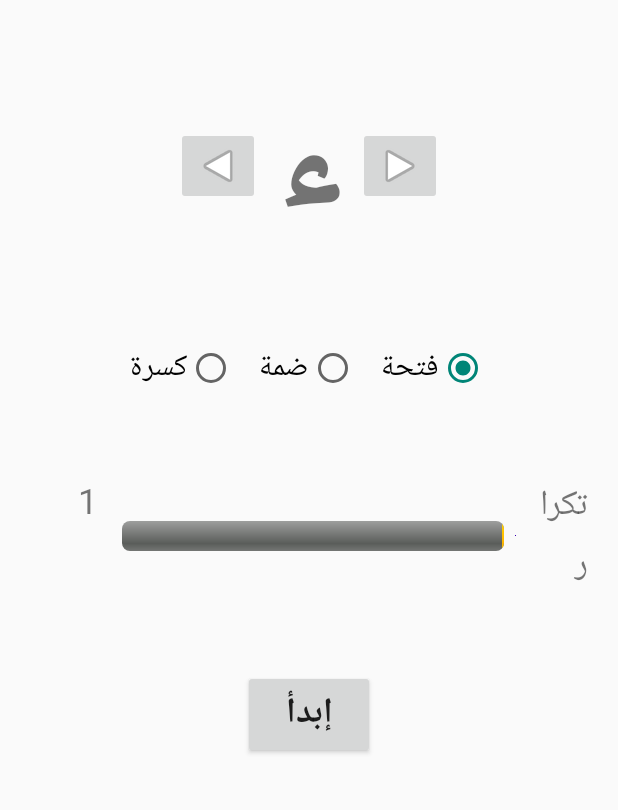
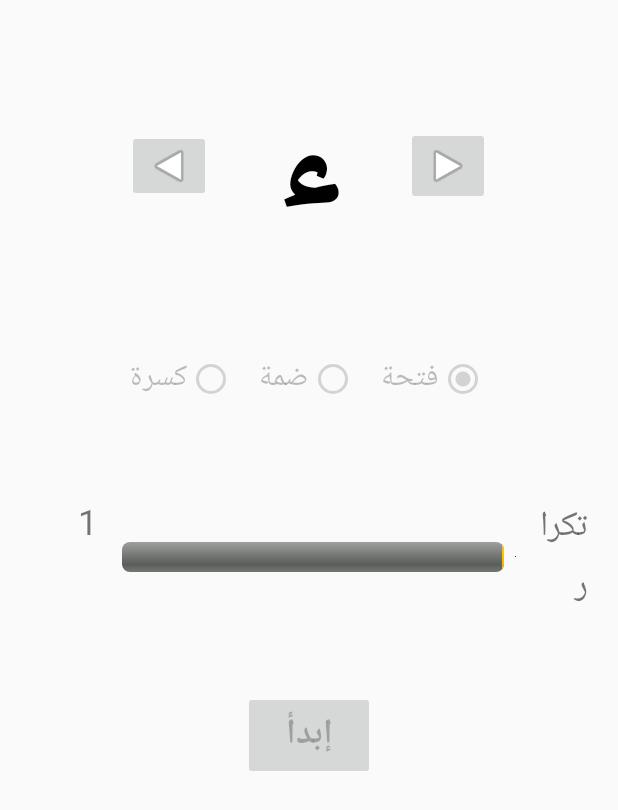
Before and after one commit to aminokha/warch33, an Android app: the Main2Activity screen opened directly, with no data from a screen before it, after a tap on "إبدأ", on a phone screen of 412 x 824 dp. Shown: the top 810 px of the screen. Run offline under Robolectric (Android 15) with nearby library versions, the phone set to English and light mode, and no system bars.

Commit message:
2 commit

```diff
--- a/app/src/main/java/com/example/myapplication2/Main2Activity.java
+++ b/app/src/main/java/com/example/myapplication2/Main2Activity.java
@@ -2,12 +2,22 @@ package com.example.myapplication2;
 
 import android.media.AudioAttributes;
 import android.media.MediaPlayer;
-import android.media.SoundPool;
+import android.net.Uri;
 import android.os.Bundle;
 import android.view.View;
+import android.widget.Button;
+import android.widget.RadioButton;
+import android.widget.RadioGroup;
 import android.widget.SeekBar;
 import android.widget.TextView;
 import android.widget.Toast;
+
+import java.io.DataInputStream;
+import java.io.FileInputStream;
+import java.io.FileOutputStream;
+import java.io.IOException;
+import java.io.InputStream;
+import java.text.StringCharacterIterator;
 
 import androidx.appcompat.app.AppCompatActivity;
 
@@ -17,6 +27,11 @@ public class Main2Activity extends AppCompatActivity {
     TextView repeat;
     TextView harf;
     MediaPlayer mediaPlayer;
+    RadioButton radioButtonFatha;
+    RadioButton radioButtonThama;
+    RadioButton radioButtonKasra;
+    Button playButton;
+    StringCharacterIterator stringCharacterIterator;
 
 
     @Override
@@ -31,10 +46,17 @@ public class Main2Activity extends AppCompatActivity {
         setContentView(R.layout.activity_main2);
         repeat = findViewById(R.id.repeat);
         harf = findViewById(R.id.harf);
-        mediaPlayer = MediaPlayer.create(this.getApplicationContext(), R.raw.sound1);
+        playButton = findViewById(R.id.playButton);
+        radioButtonFatha = findViewById(R.id.radioButtonFatha);
+        radioButtonThama = findViewById(R.id.radioButtonThama);
+        radioButtonKasra = findViewById(R.id.radioButtonKasra);
+        mediaPlayer = MediaPlayer.create(this.getApplicationContext(), R.raw.hamza_fatha);
         seekBar = findViewById(R.id.seekBar);
+
+        stringCharacterIterator = new StringCharacterIterator("ءبتثجحخدذرزسشصضطظعغفقكلمنهوي");
+
+
         seekBar.setOnSeekBarChangeListener(new SeekBar.OnSeekBarChangeListener() {
-
             @Override
             public void onStopTrackingTouch(SeekBar seekBar) {
                 // TODO Auto-generated method stub
@@ -51,30 +73,80 @@ public class Main2Activity extends AppCompatActivity {
             }
         });
 
-        mediaPlayer.setOnCompletionListener(mp -> {
+        mediaPlayer.setOnCompletionListener(this::repeat);
+
+    }
+
+    private void repeat(MediaPlayer mp) {
         int progress = seekBar.getProgress();
         if (progress > 0) {
             seekBar.setProgress(progress - 1);
             mp.start();
         } else {
             seekBar.setEnabled(true);
+            playButton.setEnabled(true);
+            radioButtonFatha.setEnabled(true);
+            radioButtonThama.setEnabled(true);
+            radioButtonKasra.setEnabled(true);
         }
-
-        });
     }
 
     private void checkWhatSound() {
-        Character ch = harf.getText().charAt(0);
-        System.out.println((int) ch);//1569
+//        Character ch = harf.getText().charAt(0);
+//        System.out.println((int) ch);//1569
+        String harfString = harf.getText().toString();
+//        RadioButton radio_checked = (RadioButton) radioGroup.getiChildAt(radioGroup.getCheckedRadioButtonId());
+        switch (harfString) {
+            case "ء": {
+                if (radioButtonFatha.isChecked()) {
+                    mediaPlayer = MediaPlayer.create(this, R.raw.hamza_fatha);
+                } else if (radioButtonThama.isChecked()) {
+                    mediaPlayer = MediaPlayer.create(this, R.raw.hamza_thama);
+                } else {
+                    mediaPlayer = MediaPlayer.create(this, R.raw.hamza_thama);
+                }
+                break;
+            }
+            case "ب": {
 
+            }
+            case "ت": {
 
+            }
+            case "ث": {
+
+            }
+
+            default: {
+            }
+        }
+        mediaPlayer.setOnCompletionListener(this::repeat);
     }
 
     public void play(View view) {
         checkWhatSound();
         seekBar.setEnabled(false);
+        playButton.setEnabled(false);
+        radioButtonFatha.setEnabled(false);
+        radioButtonThama.setEnabled(false);
+        radioButtonKasra.setEnabled(false);
         mediaPlayer.start();
     }
 
 
+    public void nextHarf(View view) {
+        if (stringCharacterIterator.getIndex() < stringCharacterIterator.getEndIndex() - 1) {
+            char c = stringCharacterIterator.next();
+            String ch = String.valueOf(c);
+            harf.setText(ch);
         }
+    }
+
+    public void previousHarf(View view) {
+        if (stringCharacterIterator.getIndex() > stringCharacterIterator.getBeginIndex()) {
+            char c = stringCharacterIterator.previous();
+            String ch = String.valueOf(c);
+            harf.setText(ch);
+        }
+    }
+}
--- a/app/src/main/java/com/example/myapplication2/MainActivity.java
+++ b/app/src/main/java/com/example/myapplication2/MainActivity.java
@@ -19,4 +19,9 @@ public class MainActivity extends AppCompatActivity {
 
 
     }
+
+    public void goToSouar(View view) {
+        Intent intent = new Intent(this, Main3Activity.class);
+        startActivity(intent);
+    }
 }
--- a/app/src/main/res/layout/activity_main.xml
+++ b/app/src/main/res/layout/activity_main.xml
@@ -70,5 +70,6 @@
         app:layout_constraintBottom_toBottomOf="parent"
         app:layout_constraintStart_toStartOf="parent"
         app:layout_constraintTop_toTopOf="parent"
-        app:layout_constraintVertical_bias="0.319" />
+        app:layout_constraintVertical_bias="0.319"
+        android:onClick="goToSouar"/>
 </androidx.constraintlayout.widget.ConstraintLayout>
--- a/app/src/main/res/layout/activity_main2.xml
+++ b/app/src/main/res/layout/activity_main2.xml
@@ -28,20 +28,22 @@
         <ImageButton
             android:id="@+id/imageButton"
             android:layout_width="wrap_content"
-            android:layout_height="wrap_content"
+            android:layout_height="48dp"
             android:layout_marginHorizontal="10dp"
+            android:contentDescription="next letre"
+            android:rotation="180"
             app:srcCompat="@android:drawable/ic_media_play"
             tools:layout_editor_absoluteX="80dp"
             tools:layout_editor_absoluteY="178dp"
-            android:rotation="180"
-            tools:rotationX="50" />
+            android:onClick="nextHarf"/>
 
         <TextView
             android:id="@+id/harf"
-            android:layout_width="wrap_content"
+            android:layout_width="110dp"
             android:layout_height="165dp"
             android:text="ء"
             android:textAlignment="center"
+            android:textColor="@color/black"
             android:textSize="100sp"
             android:textStyle="bold"
             tools:layout_editor_absoluteX="183dp"
@@ -54,7 +56,9 @@
             android:layout_marginHorizontal="10dp"
             app:srcCompat="@android:drawable/ic_media_play"
             tools:layout_editor_absoluteX="220dp"
-            tools:layout_editor_absoluteY="447dp" />
+            tools:layout_editor_absoluteY="447dp"
+            android:contentDescription="previous letre"
+            android:onClick="previousHarf"/>
 
     </LinearLayout>
 
@@ -69,14 +73,16 @@
         android:paddingHorizontal="7dp">
 
         <RadioGroup
-            android:layout_width="match_parent"
+            android:id="@+id/radioGroup"
+            android:layout_width="0dp"
             android:layout_height="match_parent"
             android:layout_weight="1"
             android:orientation="horizontal">
 
             <RadioButton
+                android:id="@+id/radioButtonKasra"
                 android:layout_width="wrap_content"
-                android:layout_height="wrap_content"
+                android:layout_height="48dp"
                 android:layout_gravity="start"
                 android:layout_marginEnd="8dp"
                 android:layout_marginStart="8dp"
@@ -87,9 +93,9 @@
                 android:textSize="20sp" />
 
             <RadioButton
-                android:id="@+id/radioButton5"
+                android:id="@+id/radioButtonThama"
                 android:layout_width="wrap_content"
-                android:layout_height="wrap_content"
+                android:layout_height="48dp"
                 android:layout_gravity="start"
                 android:layout_marginEnd="8dp"
                 android:layout_marginStart="8dp"
@@ -100,9 +106,9 @@
                 android:textSize="20sp" />
 
             <RadioButton
-                android:id="@+id/radioButton6"
+                android:id="@+id/radioButtonFatha"
                 android:layout_width="wrap_content"
-                android:layout_height="wrap_content"
+                android:layout_height="48dp"
                 android:layout_gravity="start"
                 android:layout_marginEnd="8dp"
                 android:layout_marginStart="8dp"
@@ -111,7 +117,7 @@
                 android:layoutDirection="rtl"
                 android:text="فتحة"
                 android:textAlignment="textStart"
-                android:textSize="20sp"/>
+                android:textSize="20sp" />
 
         </RadioGroup>
 
@@ -128,7 +134,7 @@
             android:layout_width="40dp"
             android:layout_height="wrap_content"
             android:layout_column="0"
-            android:layout_marginRight="20dp"
+            android:layout_marginStart="20dp"
             android:layout_row="0"
             android:text="تكرار"
             android:textSize="23sp" />
@@ -136,15 +142,15 @@
         <SeekBar
             android:id="@+id/seekBar"
             style="@android:style/Widget.SeekBar"
-            android:layout_width="20dp"
+            android:layout_width="wrap_content"
             android:layout_height="wrap_content"
             android:layout_column="1"
+            android:layout_gravity="center|fill"
             android:layout_row="0"
             android:max="300"
             android:min="0"
             android:progress="1"
-            android:layout_gravity="center|fill"
-            android:thumb="@color/design_default_color_primary_dark" />
+            android:thumb="@color/design_default_color_error" />
 
         <TextView
             android:id="@+id/repeat"
@@ -157,7 +163,7 @@
     </GridLayout>
 
     <Button
-        android:id="@+id/button4"
+        android:id="@+id/playButton"
         android:layout_width="wrap_content"
         android:layout_height="wrap_content"
         android:layout_marginTop="50dp"
--- a/app/src/main/res/values/themes.xml
+++ b/app/src/main/res/values/themes.xml
@@ -12,5 +12,7 @@
         <!-- Status bar color. -->
         <item name="android:statusBarColor" tools:targetApi="l">?attr/colorPrimaryVariant</item>
         <!-- Customize your theme here. -->
+        <item name="android:windowFullscreen">true</item>
+        <item name="android:windowContentOverlay">@null</item>
     </style>
 </resources>
```
Also changed, not shown: app/src/main/java/com/example/myapplication2/Main3Activity.java (+31 -1 lines), app/src/main/res/layout/activity_main3.xml (+8 -1 lines), 3 other files. Lines whose indentation alone changed are shown as unchanged.
